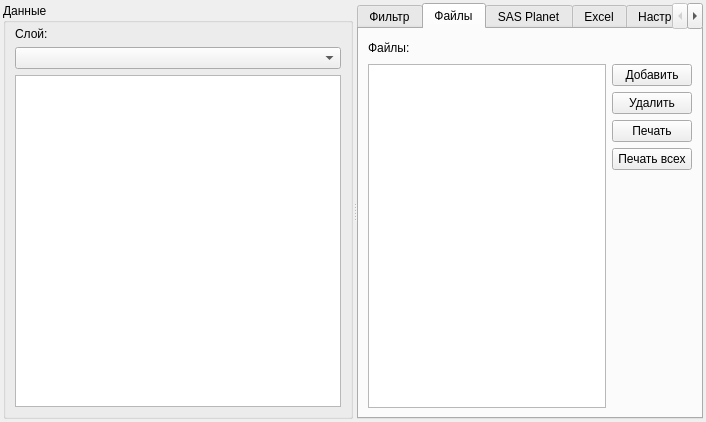
Ivanych999/UniumPlugin, file mcqp_unium_dockwidget_base.ui: the form before one commit.
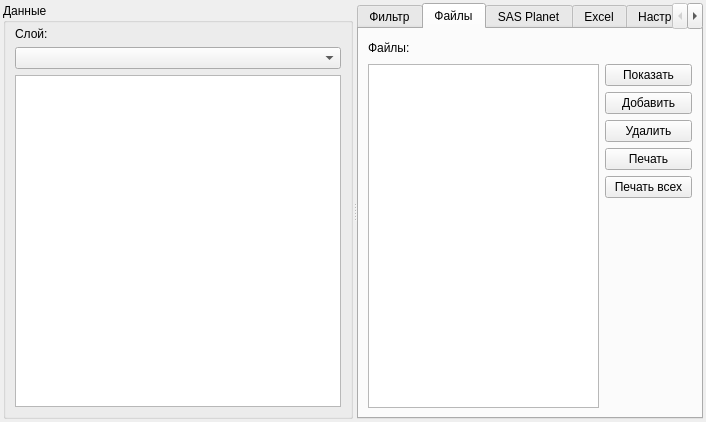
The form after the commit.

```diff
--- a/mcqp_unium_dockwidget_base.ui
+++ b/mcqp_unium_dockwidget_base.ui
@@ -13,7 +13,7 @@
   <property name="minimumSize">
    <size>
     <width>633</width>
-    <height>380</height>
+    <height>308</height>
    </size>
   </property>
   <property name="windowTitle">
@@ -127,7 +127,7 @@
        <property name="minimumSize">
         <size>
          <width>260</width>
-         <height>280</height>
+         <height>100</height>
         </size>
        </property>
        <property name="currentIndex">
@@ -250,31 +250,21 @@
            </property>
           </widget>
          </item>
-         <item row="1" column="0" rowspan="5" colspan="2">
-          <widget class="QListView" name="fileList">
-           <property name="selectionMode">
-            <enum>QAbstractItemView::ExtendedSelection</enum>
-           </property>
-           <property name="selectionBehavior">
-            <enum>QAbstractItemView::SelectRows</enum>
-           </property>
-          </widget>
-         </item>
-         <item row="3" column="2">
+         <item row="4" column="2">
           <widget class="QPushButton" name="printFiles">
            <property name="text">
             <string>Печать</string>
            </property>
           </widget>
          </item>
-         <item row="1" column="2">
+         <item row="2" column="2">
           <widget class="QPushButton" name="addFiles">
            <property name="text">
             <string>Добавить</string>
            </property>
           </widget>
          </item>
-         <item row="5" column="2">
+         <item row="6" column="2">
           <spacer name="verticalSpacer_3">
            <property name="orientation">
             <enum>Qt::Vertical</enum>
@@ -287,7 +277,7 @@
            </property>
           </spacer>
          </item>
-         <item row="2" column="2">
+         <item row="3" column="2">
           <widget class="QPushButton" name="delFiles">
            <property name="text">
             <string>Удалить</string>
@@ -307,13 +297,30 @@
            </property>
           </spacer>
          </item>
-         <item row="4" column="2">
+         <item row="5" column="2">
           <widget class="QPushButton" name="printAllFiles">
            <property name="text">
             <string>Печать всех</string>
            </property>
           </widget>
          </item>
+         <item row="1" column="2">
+          <widget class="QPushButton" name="showFiles">
+           <property name="text">
+            <string>Показать</string>
+           </property>
+          </widget>
+         </item>
+         <item row="1" column="0" rowspan="6" colspan="2">
+          <widget class="QListWidget" name="fileList">
+           <property name="editTriggers">
+            <set>QAbstractItemView::NoEditTriggers</set>
+           </property>
+           <property name="selectionMode">
+            <enum>QAbstractItemView::MultiSelection</enum>
+           </property>
+          </widget>
+         </item>
         </layout>
        </widget>
        <widget class="QWidget" name="sasTab">
```
Left out of the diff: 2 changed lines with no effect on the pictures.
